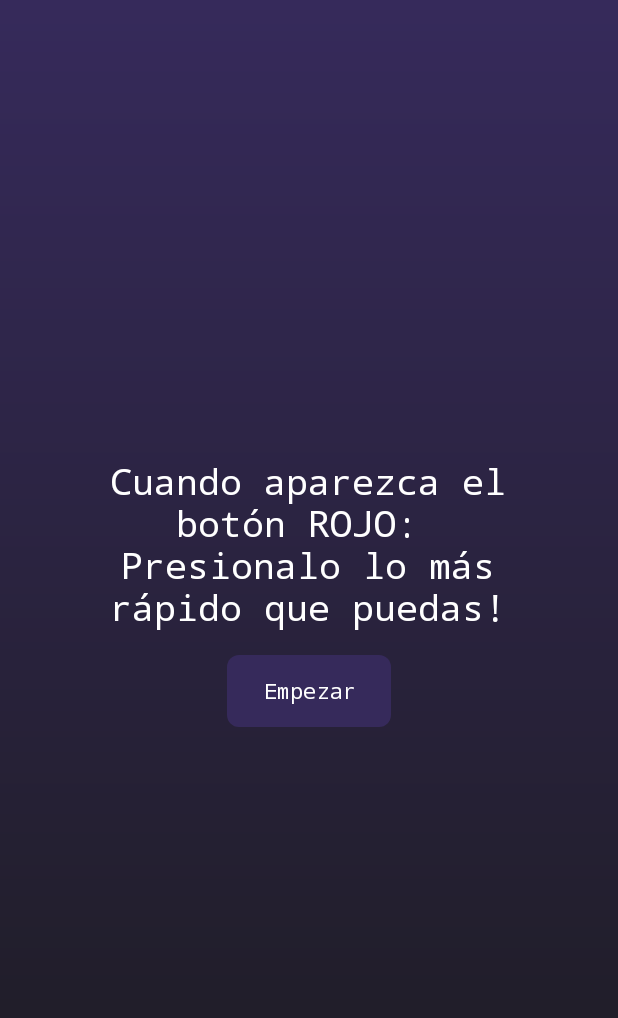
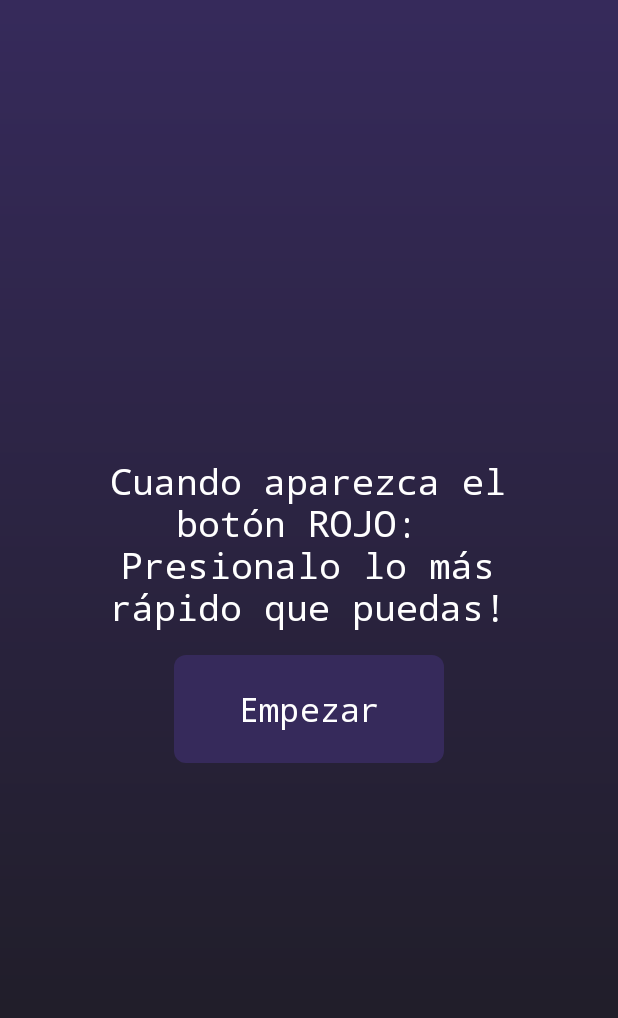
Before and after one commit to chill0101/parcial-1-am-acn4a-bernardez-ruiz, an Android app: the ReactionGameActivity screen opened directly, with no data from a screen before it, on a phone screen of 412 x 824 dp. Shown: the top 1018 px of the screen. Run offline under Robolectric (Android 15) with nearby library versions, the phone set to English and light mode, and no system bars.

Commit message:
style(ui): se ajusta tamaño botones en el juego 1, como tambien se corrige boton de TOCAR! para que sea maas visible

```diff
--- /dev/null
+++ b/app/src/main/res/drawable/tap_button_bg.xml
@@ -0,0 +1,13 @@
+<shape xmlns:android="http://schemas.android.com/apk/res/android"
+    android:shape="rectangle">
+    <solid android:color="@color/tap_button_red" />
+    <corners android:radius="24dp" />
+    <padding
+        android:left="16dp"
+        android:top="16dp"
+        android:right="16dp"
+        android:bottom="16dp" />
+    <stroke
+        android:width="4dp"
+        android:color="#AA0000" />
+</shape>
--- /dev/null
+++ b/app/src/main/res/drawable/tap_button_bg_selector.xml
@@ -0,0 +1,5 @@
+<?xml version="1.0" encoding="utf-8"?>
+<selector xmlns:android="http://schemas.android.com/apk/res/android">
+    <item android:state_pressed="true" android:drawable="@drawable/tap_button_bg_pressed"/>
+    <item android:drawable="@drawable/tap_button_bg_normal"/>
+</selector>
--- a/app/src/main/res/layout/activity_reaction_game.xml
+++ b/app/src/main/res/layout/activity_reaction_game.xml
@@ -22,12 +22,13 @@
 
     <Button
         android:id="@+id/startButton"
-        android:layout_width="wrap_content"
-        android:layout_height="wrap_content"
+        android:layout_width="@dimen/start_button_width"
+        android:layout_height="@dimen/start_button_height"
         android:layout_marginTop="@dimen/margin_medium"
         android:background="@drawable/button_bg"
         android:backgroundTint="@null"
         android:text="@string/empezar"
+        android:textSize="@dimen/start_button_text_size"
         app:backgroundTint="@null"
         app:layout_constraintEnd_toEndOf="parent"
         app:layout_constraintStart_toStartOf="parent"
@@ -35,16 +36,20 @@
 
     <Button
         android:id="@+id/tapButton"
-        android:layout_width="wrap_content"
-        android:layout_height="wrap_content"
-        android:background="@drawable/button_bg"
-        android:backgroundTint="@color/design_default_color_error"
+        android:layout_width="@dimen/tap_button_width"
+        android:layout_height="@dimen/tap_button_height"
+        android:background="@drawable/tap_button_bg"
+        android:backgroundTint="@null"
         app:backgroundTint="@null"
         android:text="@string/tocar"
+        android:textSize="@dimen/tap_button_text_size"
+        android:textColor="@android:color/white"
         android:visibility="gone"
         app:layout_constraintTop_toBottomOf="@id/startButton"
         app:layout_constraintStart_toStartOf="parent"
         app:layout_constraintEnd_toEndOf="parent"/>
+
+
 
     <LinearLayout
         android:id="@+id/bottomButtons"
--- a/app/src/main/res/values/colors.xml
+++ b/app/src/main/res/values/colors.xml
@@ -9,4 +9,11 @@
     <color name="darkerPurple">#1C1B1F</color>
     <color name="lightPurple">#8A6EDB</color>
 
+    <!-- Colores botones rojo -->
+
+    <color name="tap_button_red">#E53935</color>
+    <color name="tap_button_red_pressed">#C62828</color>
+    <color name="tap_button_border">#AA0000</color>
+
+
 </resources>
--- a/app/src/main/res/values/dimens.xml
+++ b/app/src/main/res/values/dimens.xml
@@ -26,4 +26,16 @@
     <!-- Images -->
     <dimen name="image_size_large">256dp</dimen>
 
+    <!-- REACTION GAME 1 empeszar!! -->
+
+    <dimen name="start_button_width">180dp</dimen>
+    <dimen name="start_button_height">72dp</dimen>
+    <dimen name="start_button_text_size">22sp</dimen>
+
+
+    <!-- REACTION GAME 1 tocar!! -->
+    <dimen name="tap_button_width">240dp</dimen>
+    <dimen name="tap_button_height">110dp</dimen>
+    <dimen name="tap_button_text_size">30sp</dimen>
+
 </resources>
```
Also changed, not shown: app/src/main/res/drawable/tap_button_bg_normal.xml (added, +14 -0 lines), app/src/main/res/drawable/tap_button_bg_pressed.xml (added, +14 -0 lines).
